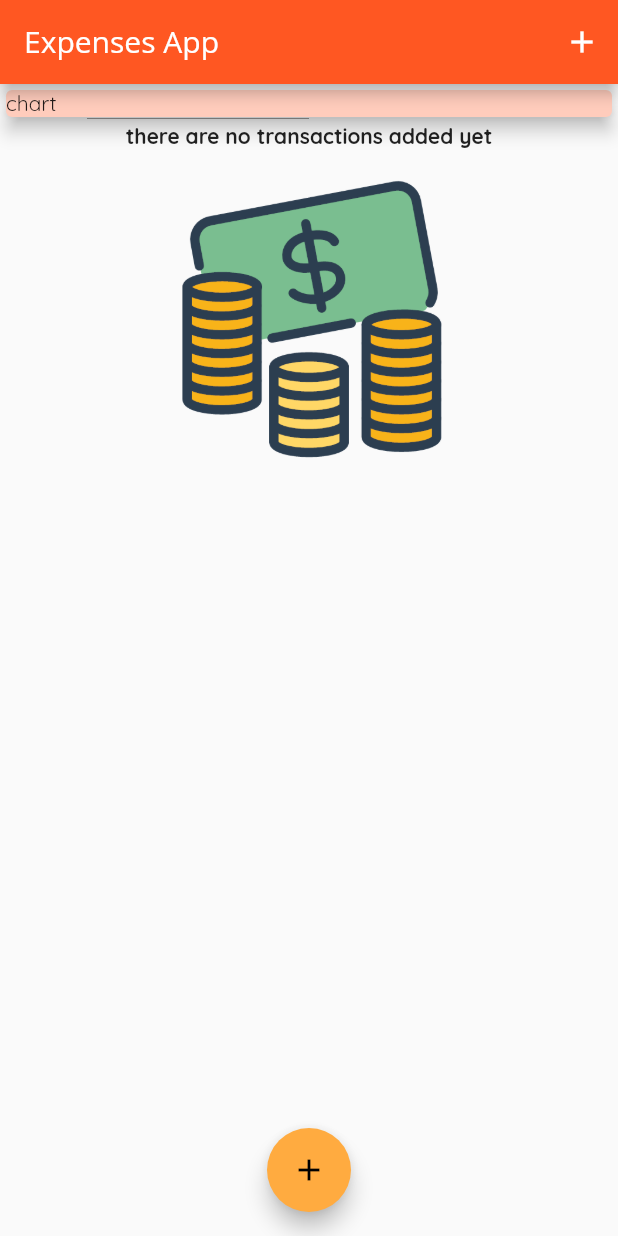
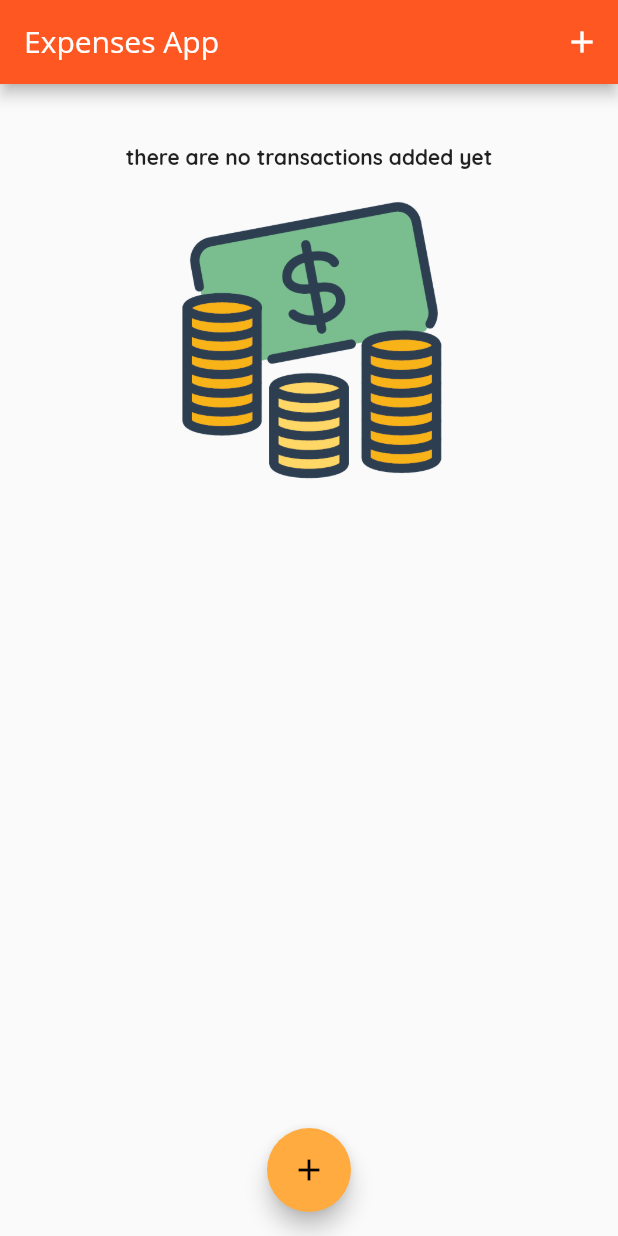
Before and after one commit to nagarakesh4/flutter_expenses_app, a Flutter app: the screen it shows after launch, on a phone screen of 412 x 824 dp. Run offline on Flutter 3.47's test engine with Material 2 defaults, Android fonts, the phone set to English and light mode, and no system bars.

Commit message:
99. add chart stateless widget to show chart data based on transactions

```diff
--- a/lib/main.dart
+++ b/lib/main.dart
@@ -2,6 +2,7 @@ import 'package:expenses_app/widgets/new_transaction.dart';
 import 'package:flutter/material.dart';
 import './models/transaction.dart';
 import './widgets/list_transactions.dart';
+import './widgets/chart.dart';
 
 void main() {
   runApp(MyApp());
@@ -55,6 +56,16 @@ class _MyHomePageState extends State<MyHomePage> {
     // )
   ];
 
+  List<Transaction> get _recentTransactions {
+    return _userTransactions.where((transaction) {
+      //true if happened within last week, else false
+      //subtract 7 days from today
+      return transaction.dateTime.isAfter(
+        DateTime.now().subtract(Duration(days: 7)),
+      );
+    }).toList();
+  }
+
   void _addNewTransaction(String title, double amount) {
     final newTransaction = Transaction(
       amount: amount,
@@ -97,13 +108,8 @@ class _MyHomePageState extends State<MyHomePage> {
           // mainAxisAlignment: MainAxisAlignment.spaceAround,
           children: <Widget>[
             // chart
-            Container(
-              width: double.infinity,
-              child: Card(
-                child: Text('chart'),
-                color: Theme.of(context).primaryColorLight,
-                elevation: 5,
-              ),
+            Chart(
+              recentTransactions: _recentTransactions,
             ),
             //user transactions widget to view transactions
             TransactionList(
--- /dev/null
+++ b/lib/widgets/chart.dart
@@ -0,0 +1,52 @@
+import 'package:intl/intl.dart';
+
+import '../models/transaction.dart';
+import 'package:flutter/material.dart';
+
+class Chart extends StatelessWidget {
+  //will be sent by external class
+  final List<Transaction> recentTransactions;
+
+  Chart({this.recentTransactions});
+
+  List<Map<String, Object>> get groupedTransactionValues {
+    return List.generate(7, (index) {
+      //for every iteration of list generation, subtract the current index from the current day - basically get last 'index' days
+      final weekDay = DateTime.now().subtract(
+        Duration(days: index),
+      );
+
+      //calculate total amount
+      var totalSum = 0.0;
+
+      for (var i = 0; i < recentTransactions.length; i++) {
+        //for the list generation, check if the date of the transaction has happened today, add the sum
+        if (recentTransactions[i].dateTime.day == weekDay.day &&
+            recentTransactions[i].dateTime.month == weekDay.month &&
+            recentTransactions[i].dateTime.year == weekDay.year) {
+          totalSum += recentTransactions[i].amount;
+        }
+      }
+
+      print('total sum:: $totalSum');
+      print('today day:: ${DateFormat.E().format(weekDay)}');
+
+      return {
+        'day': DateFormat.E().format(weekDay),
+        'amount': totalSum,
+      };
+    });
+  }
+
+  @override
+  Widget build(BuildContext context) {
+    print(groupedTransactionValues);
+    return Card(
+      elevation: 8,
+      margin: EdgeInsets.all(20),
+      child: Row(
+        children: <Widget>[],
+      ),
+    );
+  }
+}
```
Also changed, not shown: 1 other file.
